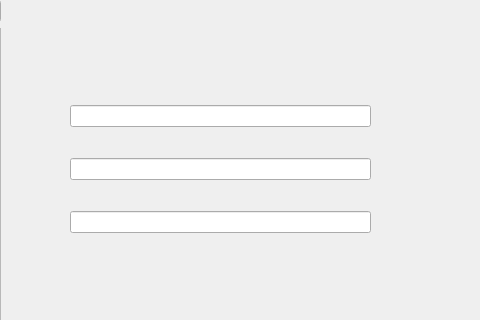
cmh0728/SEA-ME-warm-up, file Modules/module03/PhoneBookApp/mainwindow.ui: the form before one commit; both pictures show x 330 to 810 and y 0 to 320 of the 810 by 447 pixel window.
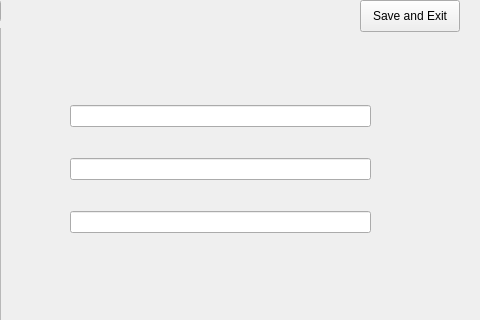
The form after the commit.

The edit to the form file:
```diff
--- a/Modules/module03/PhoneBookApp/mainwindow.ui
+++ b/Modules/module03/PhoneBookApp/mainwindow.ui
@@ -119,6 +119,19 @@
      </item>
     </layout>
    </widget>
+   <widget class="QPushButton" name="saveButton">
+    <property name="geometry">
+     <rect>
+      <x>690</x>
+      <y>0</y>
+      <width>100</width>
+      <height>32</height>
+     </rect>
+    </property>
+    <property name="text">
+     <string>Save and Exit</string>
+    </property>
+   </widget>
   </widget>
   <widget class="QMenuBar" name="menubar">
    <property name="geometry">
```
